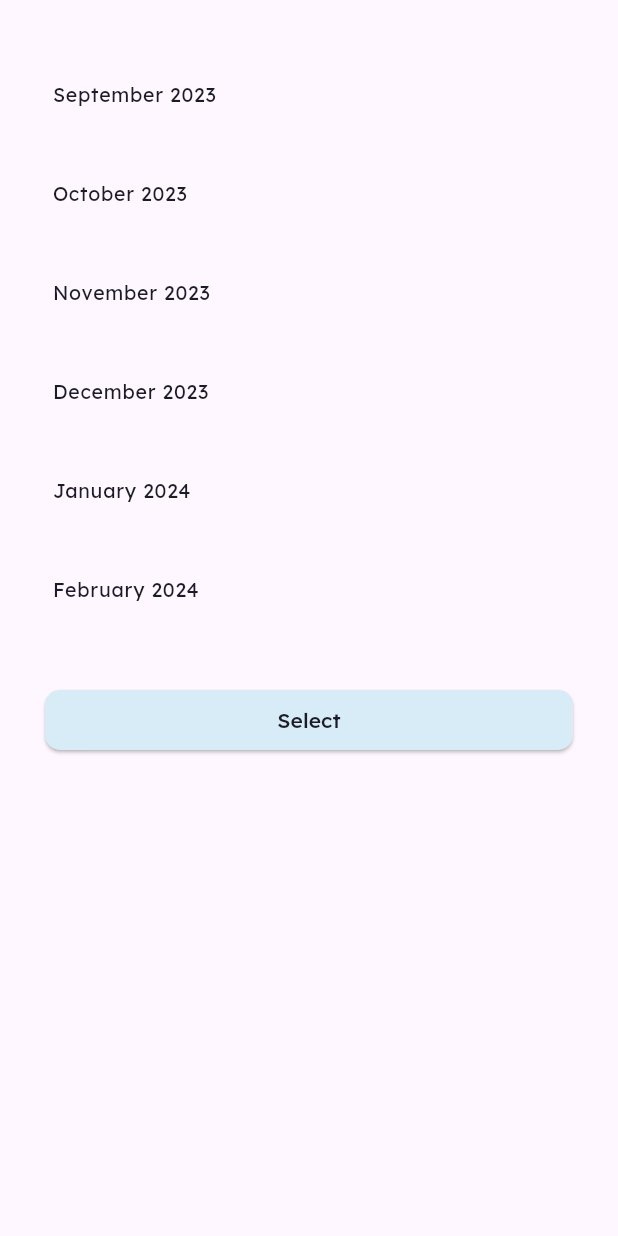
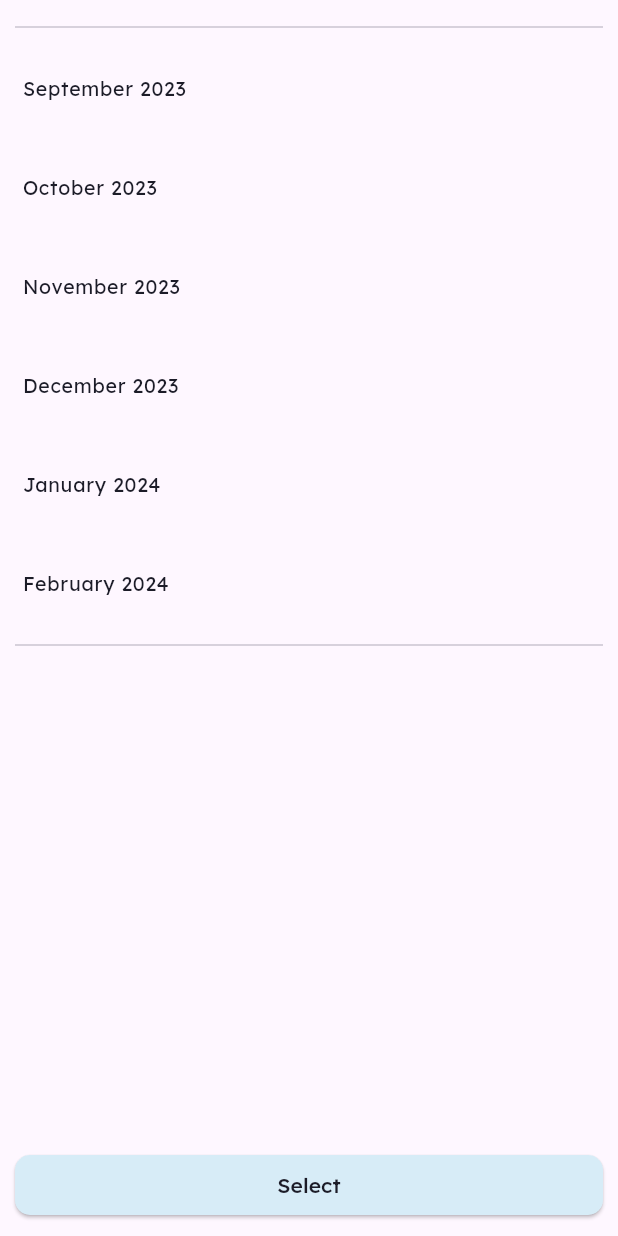
Before and after one commit to YunPeng218/WashCubes-Rider-App, a Flutter app: the MonthSelectModal screen opened directly, on a phone screen of 412 x 824 dp. Run offline on Flutter 3.47's test engine with Material 3 defaults, Android fonts, the light colour scheme and no system bars; our stand-ins replace fl_chart, google_fonts, google_maps_flutter, image_picker, jwt_decoder, location and 2 more; missing offline and left inert: flutter_barcode_scanner, slidable_button; accounts and stored records are empty; network calls fail.

Commit message:
month selection bottom modal adjustment

```diff
--- a/washcube_rider_app/lib/src/features/screens/job_history/month_bottom_modal.dart
+++ b/washcube_rider_app/lib/src/features/screens/job_history/month_bottom_modal.dart
@@ -1,6 +1,6 @@
 import 'package:flutter/material.dart';
+import 'package:flutter/widgets.dart';
 import 'package:washcube_rider_app/src/constants/colors.dart';
-import 'package:washcube_rider_app/src/constants/sizes.dart';
 import 'package:washcube_rider_app/src/utilities/theme/widget_themes/text_theme.dart';
 
 class MonthSelectModal extends StatefulWidget {
@@ -24,14 +24,16 @@ class _MonthSelectModalState extends State<MonthSelectModal> {
 
   @override
   Widget build(BuildContext context) {
-    return SizedBox(
+    return Scaffold(
+      body: SizedBox(
         child: Padding(
-        padding: const EdgeInsets.all(cDefaultSize),
+          padding: const EdgeInsets.all(10.0),
           child: SingleChildScrollView(
             child: Column(
               crossAxisAlignment: CrossAxisAlignment.start,
               mainAxisSize: MainAxisSize.min,
               children: <Widget>[
+                const Divider(),
                 //Month List
                 ListView.builder(
                   shrinkWrap: true,
@@ -57,11 +59,18 @@ class _MonthSelectModalState extends State<MonthSelectModal> {
                     );
                   },
                 ),
-              const SizedBox(height: cDefaultSize,),
+                Divider(),
+              ],
+            ),
+          ),
 
+        ),
+      ),
       //Accept Button
       //TODO: Send Selected Value to History Page & Change Month Displayed
-              Row(
+      bottomNavigationBar: Padding(
+        padding: const EdgeInsets.all(10.0),
+        child: Row(
           children: [
             Expanded(
               child: ElevatedButton(
@@ -73,9 +82,6 @@ class _MonthSelectModalState extends State<MonthSelectModal> {
             ),
           ],
         ),
-            ],
-          ),
-        ),
       ),
     );
   }
--- a/washcube_rider_app/lib/src/features/screens/location/map_screen.dart
+++ b/washcube_rider_app/lib/src/features/screens/location/map_screen.dart
@@ -290,8 +290,7 @@ class MapsPageState extends State<MapsPage> {
                         activeJob?.pickedUpStatus == true
                             ? const CircleAvatar(
                                 backgroundColor: AppColors.cGreyColor1,
-                                backgroundImage: AssetImage(
-                                    cDoubleCheckmark), // Replace with your image asset path
+                                backgroundImage: AssetImage(cDoubleCheckmark),
                                 radius: 20, // Adjust the radius as needed
                               )
                             : const CircleAvatar(
```
Lines whose indentation alone changed are shown as unchanged.
